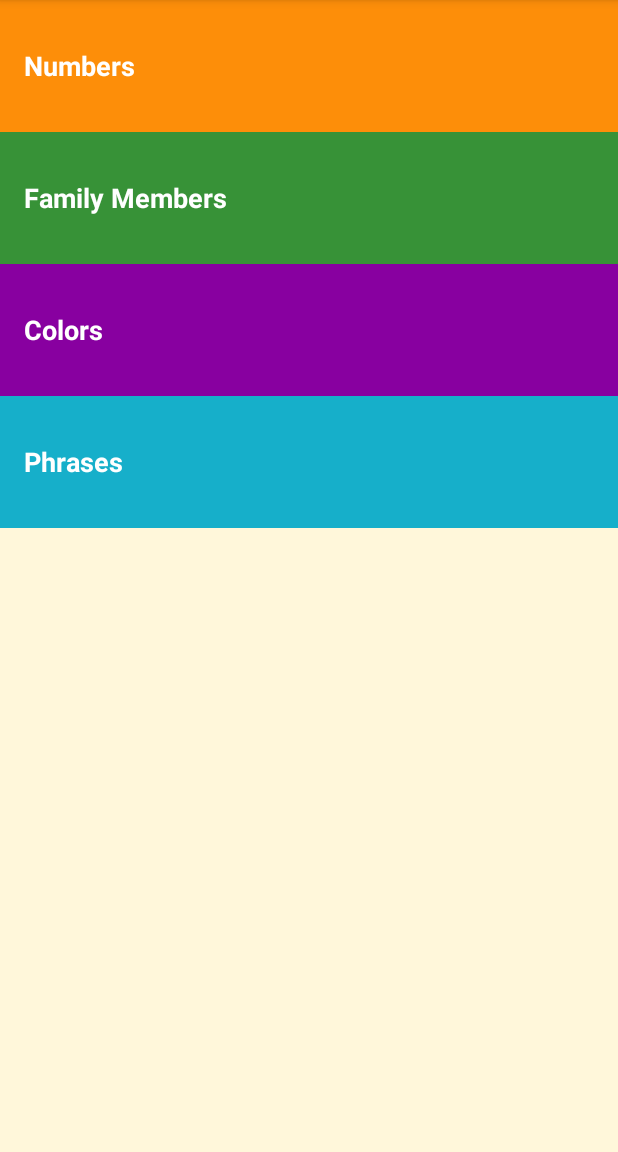
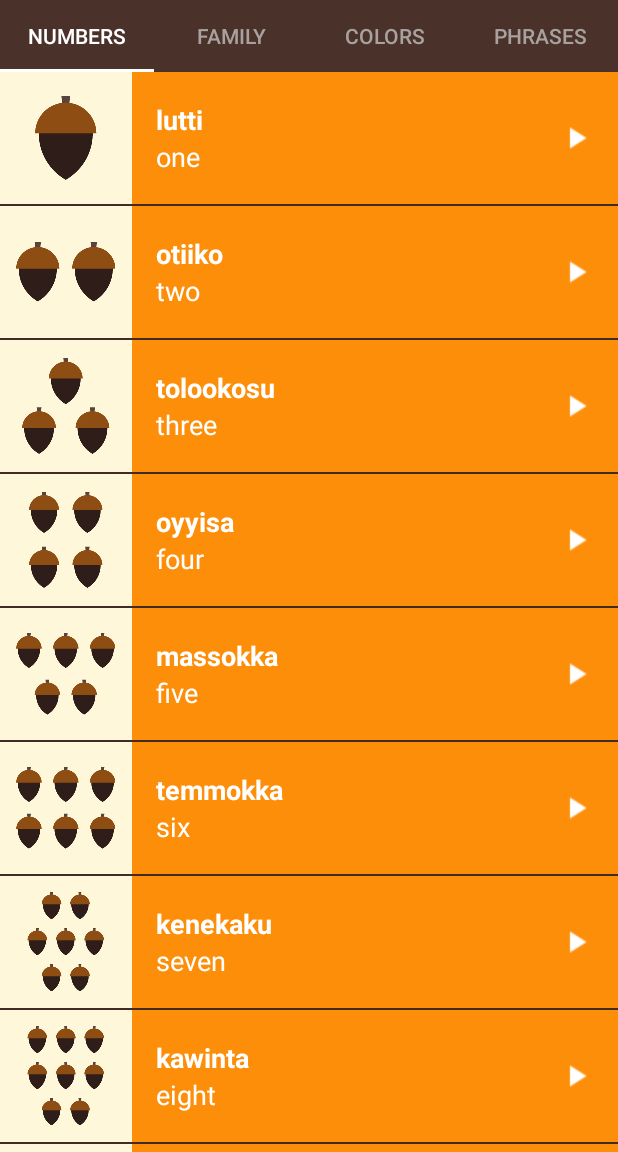
Before and after one commit to aditya08jaiswal/Miwok, an Android app: the screen it shows after launch (MainActivity), on a phone screen of 412 x 824 dp, the part 84-1236 px from its top. Run offline under Robolectric (Android 15) with nearby library versions, the phone set to English and light mode, and no system bars.

Commit message:
Add fragments

```diff
--- a/app/build.gradle
+++ b/app/build.gradle
@@ -26,4 +26,5 @@ dependencies {
     implementation 'com.android.support:appcompat-v7:23.4.0'
     implementation 'com.android.support:support-v4:23.4.0'
     implementation 'com.android.support:design:23.4.0'
+    implementation 'com.android.support:design:23.4.0'
 }
--- a/app/src/main/java/com/example/android/miwok/FamilyActivity.java
+++ b/app/src/main/java/com/FamilyFragment.java
@@ -1,17 +1,27 @@
-package com.example.android.miwok;
+package com;
+
 
 import android.content.Context;
 import android.media.AudioManager;
 import android.media.MediaPlayer;
-import android.support.v7.app.AppCompatActivity;
 import android.os.Bundle;
+import android.support.v4.app.Fragment;
+import android.view.LayoutInflater;
 import android.view.View;
+import android.view.ViewGroup;
 import android.widget.AdapterView;
 import android.widget.ListView;
 
+import com.example.android.miwok.R;
+import com.example.android.miwok.Word;
+import com.example.android.miwok.WordAdapter;
+
 import java.util.ArrayList;
 
-public class FamilyActivity extends AppCompatActivity {
+/**
+ * A simple {@link Fragment} subclass.
+ */
+public class FamilyFragment extends Fragment {
 
     /* Handles playback of all the sound files */
     private MediaPlayer mMediaPlayer;
@@ -60,13 +70,19 @@ public class FamilyActivity extends AppCompatActivity {
         }
     };
 
+
+    public FamilyFragment() {
+        // Required empty public constructor
+    }
+
+
     @Override
-    protected void onCreate(Bundle savedInstanceState) {
-        super.onCreate(savedInstanceState);
-        setContentView(R.layout.word_list);
+    public View onCreateView(LayoutInflater inflater, ViewGroup container,
+                             Bundle savedInstanceState) {
+        View rootView = inflater.inflate(R.layout.word_list, container, false);
 
         // Create and setup the {@link AudioManager} to request audio focus
-        mAudioManager = (AudioManager) getSystemService(Context.AUDIO_SERVICE);
+        mAudioManager = (AudioManager) getActivity().getSystemService(Context.AUDIO_SERVICE);
 
         // Create a list of words
         final ArrayList<Word> words = new ArrayList<com.example.android.miwok.Word>();
@@ -84,12 +100,12 @@ public class FamilyActivity extends AppCompatActivity {
 
         // Create an {@link WordAdapter}, whose data source is a list of {@link Word}s.
         // The adapter knows how to create list items for each item in the list.
-        WordAdapter adapter = new WordAdapter(this, words, R.color.category_family);
+        WordAdapter adapter = new WordAdapter(getActivity(), words, R.color.category_family);
 
         // Find the {@link ListView} object in the view hierarchy of the {@link Activity}.
         // There should be a {@link ListView} with the view ID called list, which is declared in the
         // word_list.xml file.
-        ListView listView = (ListView) findViewById(R.id.list);
+        ListView listView = (ListView) rootView.findViewById(R.id.list);
 
         // Make the {@link ListView} use the {@link WordAdapter} we created above, so that the
         // {@link ListView} will display list items for each {@link Word} in the list.
@@ -119,7 +135,7 @@ public class FamilyActivity extends AppCompatActivity {
 
                     // Create and setup the {@link MediaPlayer} for the audio resource associated
                     // with the current word
-                    mMediaPlayer = MediaPlayer.create(FamilyActivity.this, word.getAudioResourceId());
+                    mMediaPlayer = MediaPlayer.create(getActivity(), word.getAudioResourceId());
 
                     // Start the audio file
                     mMediaPlayer.start();
@@ -130,11 +146,14 @@ public class FamilyActivity extends AppCompatActivity {
                 }
             }
         });
+
+        return rootView;
     }
 
     @Override
-    protected void onStop() {
+    public void onStop() {
         super.onStop();
+
         // When the activity is stopped, release the media player resources because we won't
         // be playing any more sounds.
         releaseMediaPlayer();
--- a/app/src/main/java/com/example/android/miwok/ColorsActivity.java
+++ b/app/src/main/java/com/NumbersFragment.java
@@ -1,17 +1,28 @@
-package com.example.android.miwok;
+package com;
+
 
 import android.content.Context;
 import android.media.AudioManager;
 import android.media.MediaPlayer;
 import android.os.Bundle;
-import android.support.v7.app.AppCompatActivity;
+import android.support.v4.app.Fragment;
+import android.view.LayoutInflater;
 import android.view.View;
+import android.view.ViewGroup;
 import android.widget.AdapterView;
 import android.widget.ListView;
 
+import com.example.android.miwok.R;
+import com.example.android.miwok.Word;
+import com.example.android.miwok.WordAdapter;
+
 import java.util.ArrayList;
 
-public class ColorsActivity extends AppCompatActivity {
+/**
+ * A simple {@link Fragment} subclass.
+ */
+public class NumbersFragment extends Fragment {
+
 
     /** Handles playback of all the sound files */
     private MediaPlayer mMediaPlayer;
@@ -60,13 +71,18 @@ public class ColorsActivity extends AppCompatActivity {
         }
     };
 
+    public NumbersFragment() {
+        // Required empty public constructor
+    }
+
+
     @Override
-    protected void onCreate(Bundle savedInstanceState) {
-        super.onCreate(savedInstanceState);
-        setContentView(R.layout.word_list);
+    public View onCreateView(LayoutInflater inflater, ViewGroup container,
+                             Bundle savedInstanceState) {
+        View rootView = inflater.inflate(R.layout.word_list, container, false);
 
         // Create and setup the {@link AudioManager} to request audio focus
-        mAudioManager = (AudioManager) getSystemService(Context.AUDIO_SERVICE);
+        mAudioManager = (AudioManager) getActivity().getSystemService(Context.AUDIO_SERVICE);
 
         // Create a list of words
         final ArrayList<Word> words = new ArrayList<Word>();
@@ -84,12 +100,12 @@ public class ColorsActivity extends AppCompatActivity {
 
         // Create an {@link WordAdapter}, whose data source is a list of {@link Word}s. The
         // adapter knows how to create list items for each item in the list.
-        WordAdapter adapter = new WordAdapter(this, words, R.color.category_colors);
+        WordAdapter adapter = new WordAdapter(getActivity(), words, R.color.category_numbers);
 
         // Find the {@link ListView} object in the view hierarchy of the {@link Activity}.
         // There should be a {@link ListView} with the view ID called list, which is declared in the
         // word_list.xml layout file.
-        ListView listView = (ListView) findViewById(R.id.list);
+        ListView listView = (ListView) rootView.findViewById(R.id.list);
 
         // Make the {@link ListView} use the {@link WordAdapter} we created above, so that the
         // {@link ListView} will display list items for each {@link Word} in the list.
@@ -100,7 +116,6 @@ public class ColorsActivity extends AppCompatActivity {
 
             @Override
             public void onItemClick(AdapterView<?> adapterView, View view, int position, long l) {
-
                 // Release the media player if it currently exists because we are about to
                 // play a different sound file
                 releaseMediaPlayer();
@@ -119,7 +134,7 @@ public class ColorsActivity extends AppCompatActivity {
 
                     // Create and setup the {@link MediaPlayer} for the audio resource associated
                     // with the current word
-                    mMediaPlayer = MediaPlayer.create(ColorsActivity.this, word.getAudioResourceId());
+                    mMediaPlayer = MediaPlayer.create(getActivity(), word.getAudioResourceId());
 
                     // Start the audio file
                     mMediaPlayer.start();
@@ -130,11 +145,14 @@ public class ColorsActivity extends AppCompatActivity {
                 }
             }
         });
+
+        return rootView;
     }
 
     @Override
-    protected void onStop() {
+    public void onStop() {
         super.onStop();
+
         // When the activity is stopped, release the media player resources because we won't
         // be playing any more sounds.
         releaseMediaPlayer();
--- /dev/null
+++ b/app/src/main/java/com/example/android/miwok/CategoryAdapter.java
@@ -0,0 +1,69 @@
+package com.example.android.miwok;
+
+import android.content.Context;
+import android.support.v4.app.Fragment;
+import android.support.v4.app.FragmentManager;
+import android.support.v4.app.FragmentPagerAdapter;
+
+import com.ColorsFragment;
+import com.FamilyFragment;
+import com.NumbersFragment;
+import com.PhrasesFragment;
+
+/**
+ * {@link CategoryAdapter} is a {@link FragmentPagerAdapter} that can provide the layout for
+ * each list item based on a data source which is a list of {@link Word} objects.
+ */
+public class CategoryAdapter extends FragmentPagerAdapter {
+
+    /** Context of the app */
+    private Context mContext;
+
+    /**
+     * Create a new {@link CategoryAdapter} object.
+     *
+     * @param fm is the fragment manager that will keep each fragment's state in the adapter
+     *           across swipes.
+     */
+    public CategoryAdapter(Context context, FragmentManager fm) {
+        super(fm);
+        mContext = context;
+    }
+
+    /**
+     * Return the {@link Fragment} that should be displayed for the given page number.
+     */
+    @Override
+    public Fragment getItem(int position) {
+        if (position == 0) {
+            return new NumbersFragment();
+        } else if (position == 1) {
+            return new FamilyFragment();
+        } else if (position == 2) {
+            return new ColorsFragment();
+        } else {
+            return new PhrasesFragment();
+        }
+    }
+
+    /**
+     * Return the total number of pages.
+     */
+    @Override
+    public int getCount() {
+        return 4;
+    }
+
+    @Override
+    public CharSequence getPageTitle(int position) {
+        if (position == 0) {
+            return mContext.getString(R.string.category_numbers);
+        } else if (position == 1) {
+            return mContext.getString(R.string.category_family);
+        } else if (position == 2) {
+            return mContext.getString(R.string.category_colors);
+        } else {
+            return mContext.getString(R.string.category_phrases);
+        }
+    }
+}
--- a/app/src/main/java/com/example/android/miwok/MainActivity.java
+++ b/app/src/main/java/com/example/android/miwok/MainActivity.java
@@ -15,11 +15,12 @@
  */
 package com.example.android.miwok;
 
-import android.content.Intent;
+
 import android.os.Bundle;
+import android.support.design.widget.TabLayout;
 import android.support.v7.app.AppCompatActivity;
-import android.view.View;
-import android.widget.TextView;
+import android.support.v4.view.ViewPager;
+
 
 public class MainActivity extends AppCompatActivity {
 
@@ -30,72 +31,24 @@ public class MainActivity extends AppCompatActivity {
         // Set the content of the activity to use the activity_main.xml layout file
         setContentView(R.layout.activity_main);
 
-        //Find the View that shows the numbers category
-        TextView numbers = (TextView) findViewById(R.id.numbers);
+        // Find the view pager that will allow the user to swipe between fragments
+        ViewPager viewPager = (ViewPager) findViewById(R.id.viewpager);
 
-        //Set a clicklistener on that View
-        numbers.setOnClickListener(new View.OnClickListener() {
+        // Create an adapter that knows which fragment should be shown on each page
+        CategoryAdapter adapter = new CategoryAdapter(this, getSupportFragmentManager());
 
-            @Override
-            public void onClick(View view) {
+        // Set the adapter onto the view pager
+        viewPager.setAdapter(adapter);
 
-                //Create a new Intent to open the {@link NumbersActivity}
-                Intent numbersIntent = new Intent(MainActivity.this, NumbersActivity.class);
-                startActivity(numbersIntent);
+        // Find the tab layout that shows the tabs
+        TabLayout tabLayout = (TabLayout) findViewById(R.id.tabs);
 
-            }
-
-        });
-
-        //Find the View that shows the family category
-        TextView family = (TextView) findViewById(R.id.family);
-
-        //Set a clicklistener on that View
-        family.setOnClickListener(new View.OnClickListener() {
-
-            @Override
-            public void onClick(View view) {
-
-                //Create a new Intent to open the {@link FamilyActivity}
-                Intent familyIntent = new Intent(MainActivity.this, FamilyActivity.class);
-                startActivity(familyIntent);
-            }
-        });
-
-        //Find the View that shows the colors category
-        TextView colors = (TextView) findViewById(R.id.colors);
-
-        //Set a clicklistener on that View
-        colors.setOnClickListener(new View.OnClickListener() {
-
-            @Override
-            public void onClick(View view) {
-
-                //Create a new Intent to open the {@link FamilyActivity}
-                Intent colorsIntent = new Intent(MainActivity.this, ColorsActivity.class);
-                startActivity(colorsIntent);
-            }
-        });
-
-        //Find the View that shows the phrases category
-        TextView phrases = (TextView) findViewById(R.id.phrases);
-
-        //Set a clicklistener on that View
-        phrases.setOnClickListener(new View.OnClickListener() {
-
-            @Override
-            public void onClick(View view) {
-
-                //Create a new Intent to open the {@link FamilyActivity}
-                Intent phrasesIntent = new Intent(MainActivity.this, PhrasesActivity.class);
-                startActivity(phrasesIntent);
-            }
-        });
+        // Connect the tab layout with the view pager. This will
+        //   1. Update the tab layout when the view pager is swiped
+        //   2. Update the view pager when a tab is selected
+        //   3. Set the tab layout's tab names with the view pager's adapter's titles
+        //      by calling onPageTitle()
+        tabLayout.setupWithViewPager(viewPager);
 
     }
-
-   /*   To open activity of Numbers
-    public void openNumbersList (View view){
-        Intent i = new Intent(this, NumbersActivity.class); //Explicit Intent
-        startActivity(i); }*/
 }
--- a/app/src/main/res/layout/activity_main.xml
+++ b/app/src/main/res/layout/activity_main.xml
@@ -3,55 +3,19 @@
     xmlns:tools="http://schemas.android.com/tools"
     android:layout_width="match_parent"
     android:layout_height="match_parent"
-    android:background="@color/tan_background"
+    android:background="@color/primary_color"
     android:orientation="vertical"
     tools:context="com.example.android.miwok.MainActivity">
 
-    <!-- Numbers category -->
-    <FrameLayout
+    <android.support.design.widget.TabLayout
+        android:id="@+id/tabs"
+        style="@style/CategoryTab"
         android:layout_width="match_parent"
-        android:layout_height="wrap_content"
-        android:background="@color/category_numbers">
-        <TextView
-            android:id="@+id/numbers"
-            style="@style/CategoryStyle"
-            android:background="?android:attr/selectableItemBackground"
-            android:text="@string/category_numbers" />
-    </FrameLayout>
+        android:layout_height="wrap_content" />
 
-    <!-- Family category -->
-    <FrameLayout
+    <android.support.v4.view.ViewPager
+        android:id="@+id/viewpager"
         android:layout_width="match_parent"
-        android:layout_height="wrap_content"
-        android:background="@color/category_family">
-        <TextView
-            android:id="@+id/family"
-            style="@style/CategoryStyle"
-            android:background="?android:attr/selectableItemBackground"
-            android:text="@string/category_family" />
-    </FrameLayout>
+        android:layout_height="match_parent"/>
 
-    <!-- Colors category -->
-    <FrameLayout
-        android:layout_width="match_parent"
-        android:layout_height="wrap_content"
-        android:background="@color/category_colors">
-        <TextView
-            android:id="@+id/colors"
-            style="@style/CategoryStyle"
-            android:background="?android:attr/selectableItemBackground"
-            android:text="@string/category_colors" />
-    </FrameLayout>
-
-    <!-- Phrases category -->
-    <FrameLayout
-        android:layout_width="match_parent"
-        android:layout_height="wrap_content"
-        android:background="@color/category_phrases">
-        <TextView
-            android:id="@+id/phrases"
-            style="@style/CategoryStyle"
-            android:background="?android:attr/selectableItemBackground"
-            android:text="@string/category_phrases" />
-    </FrameLayout>
 </LinearLayout>
--- a/app/src/main/res/values/strings.xml
+++ b/app/src/main/res/values/strings.xml
@@ -26,5 +26,8 @@
     <string name="category_numbers">Numbers</string>
 
     <!-- Category name for the vocabulary words for family members [CHAR LIMIT=20] -->
-    <string name="category_family">Family Members</string>
+    <string name="category_family">Family</string>
+
+    <!-- TODO: Remove or change this placeholder text -->
+    <string name="hello_blank_fragment">Hello blank fragment</string>
 </resources>
--- a/app/src/main/res/values/styles.xml
+++ b/app/src/main/res/values/styles.xml
@@ -1,33 +1,29 @@
-<!-- Copyright (C) 2016 The Android Open Source Project
-
-     Licensed under the Apache License, Version 2.0 (the "License");
-     you may not use this file except in compliance with the License.
-     You may obtain a copy of the License at
-
-          http://www.apache.org/licenses/LICENSE-2.0
-
-     Unless required by applicable law or agreed to in writing, software
-     distributed under the License is distributed on an "AS IS" BASIS,
-     WITHOUT WARRANTIES OR CONDITIONS OF ANY KIND, either express or implied.
-     See the License for the specific language governing permissions and
-     limitations under the License.
--->
 <resources>
 
     <!-- Base application theme. -->
     <style name="AppTheme" parent="Theme.AppCompat.Light.DarkActionBar">
         <item name="colorPrimary">@color/primary_color</item>
         <item name="colorPrimaryDark">@color/primary_dark_color</item>
+        <item name="actionBarStyle">@style/MiwokAppBarStyle</item>
+        <item name="android:windowContentOverlay">@null</item>
     </style>
 
-    <!-- Style for a category of vocabulary words -->
-    <style name="CategoryStyle">
-        <item name="android:layout_width">match_parent</item>
-        <item name="android:layout_height">@dimen/list_item_height</item>
-        <item name="android:gravity">center_vertical</item>
-        <item name="android:padding">16dp</item>
-        <item name="android:textColor">@android:color/white</item>
-        <item name="android:textStyle">bold</item>
-        <item name="android:textAppearance">?android:textAppearanceMedium</item>
+    <!-- App bar style -->
+    <style name="MiwokAppBarStyle" parent="Widget.AppCompat.Light.ActionBar.Solid.Inverse">
+        <!-- Remove the shadow below the app bar -->
+        <item name="elevation">0dp</item>
     </style>
+
+    <!-- Style for a tab that displays a category name -->
+    <style name="CategoryTab" parent="Widget.Design.TabLayout">
+        <item name="tabIndicatorColor">@android:color/white</item>
+        <item name="tabSelectedTextColor">@android:color/white</item>
+        <item name="tabTextAppearance">@style/CategoryTabTextAppearance</item>
+    </style>
+
+    <!-- Text appearance style for a category tab -->
+    <style name="CategoryTabTextAppearance" parent="TextAppearance.Design.Tab">
+        <item name="android:textColor">#A8A19E</item>
+    </style>
+
 </resources>
```
Also changed, not shown: app/src/main/AndroidManifest.xml (+0 -37 lines), app/src/main/java/com/ColorsFragment.java (renamed from app/src/main/java/com/example/android/miwok/NumbersActivity.java, +41 -21 lines), app/src/main/java/com/PhrasesFragment.java (renamed from app/src/main/java/com/example/android/miwok/PhrasesActivity.java, +29 -11 lines).
